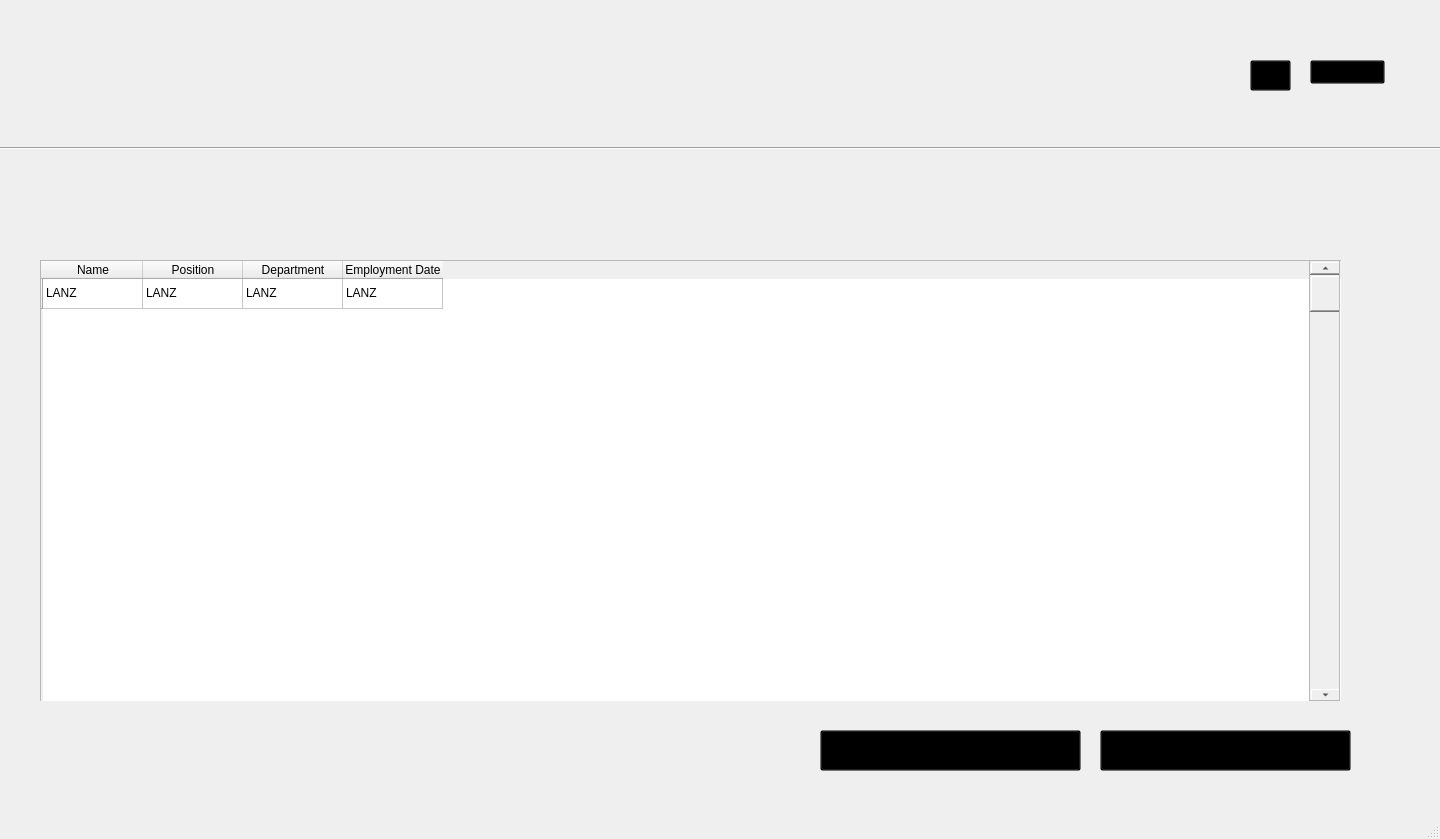
Qt form GUI/main_dashboard.ui (NickZuidema/SUHR-System) before a commit.
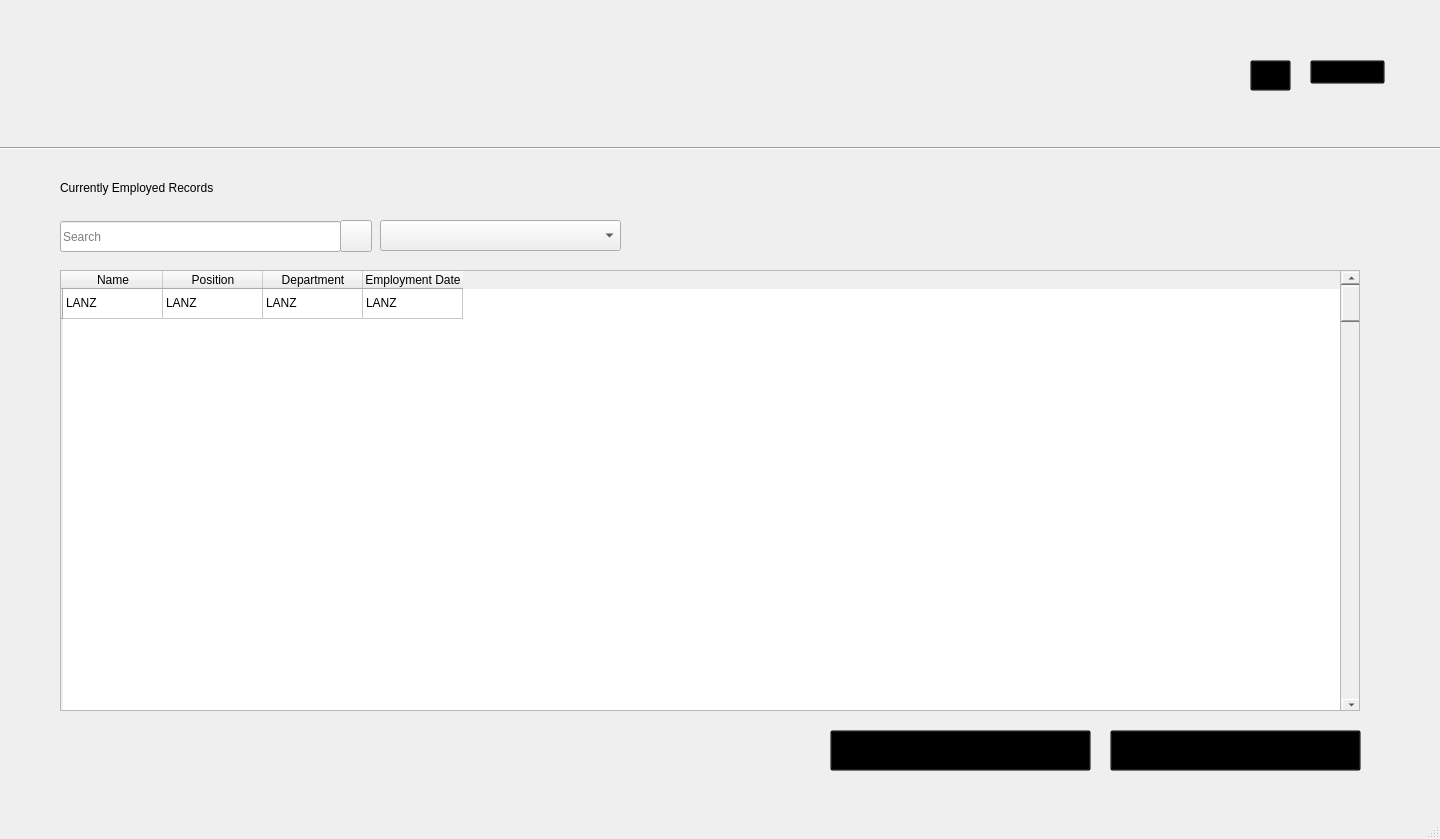
The same form after that commit. Icons and pictures are not drawn.

```diff
--- a/GUI/main_dashboard.ui
+++ b/GUI/main_dashboard.ui
@@ -161,7 +161,7 @@
    <widget class="QPushButton" name="pushButton_3">
     <property name="geometry">
      <rect>
-      <x>1100</x>
+      <x>1110</x>
       <y>730</y>
       <width>251</width>
       <height>41</height>
@@ -187,7 +187,7 @@
    <widget class="QPushButton" name="pushButton_4">
     <property name="geometry">
      <rect>
-      <x>820</x>
+      <x>830</x>
       <y>730</y>
       <width>261</width>
       <height>41</height>
@@ -213,7 +213,7 @@
    <widget class="QLabel" name="label_5">
     <property name="geometry">
      <rect>
-      <x>40</x>
+      <x>60</x>
       <y>180</y>
       <width>261</width>
       <height>16</height>
@@ -223,7 +223,7 @@
      <string notr="true">background-color: rgba(0, 0, 0, 0);</string>
     </property>
     <property name="text">
-     <string/>
+     <string>Currently Employed Records</string>
     </property>
     <property name="pixmap">
      <pixmap resource="images/resources.qrc">:/images/title2_header3.png</pixmap>
@@ -232,8 +232,8 @@
    <widget class="QWidget" name="widget" native="true">
     <property name="geometry">
      <rect>
-      <x>40</x>
-      <y>260</y>
+      <x>60</x>
+      <y>270</y>
       <width>1301</width>
       <height>441</height>
      </rect>
@@ -243,8 +243,8 @@
       <rect>
        <x>0</x>
        <y>0</y>
-       <width>1311</width>
-       <height>451</height>
+       <width>1281</width>
+       <height>441</height>
       </rect>
      </property>
      <row>
@@ -296,9 +296,9 @@
     <widget class="QScrollArea" name="scrollArea">
      <property name="geometry">
       <rect>
-       <x>1269</x>
+       <x>1280</x>
        <y>0</y>
-       <width>31</width>
+       <width>20</width>
        <height>441</height>
       </rect>
      </property>
@@ -310,7 +310,7 @@
        <rect>
         <x>0</x>
         <y>0</y>
-        <width>29</width>
+        <width>18</width>
         <height>439</height>
        </rect>
       </property>
@@ -319,7 +319,7 @@
         <rect>
          <x>0</x>
          <y>0</y>
-         <width>31</width>
+         <width>21</width>
          <height>441</height>
         </rect>
        </property>
@@ -333,6 +333,49 @@
      </widget>
     </widget>
    </widget>
+   <widget class="QLineEdit" name="lineEdit">
+    <property name="geometry">
+     <rect>
+      <x>60</x>
+      <y>221</y>
+      <width>281</width>
+      <height>31</height>
+     </rect>
+    </property>
+    <property name="placeholderText">
+     <string>Search</string>
+    </property>
+   </widget>
+   <widget class="QPushButton" name="pushButton_5">
+    <property name="geometry">
+     <rect>
+      <x>340</x>
+      <y>220</y>
+      <width>32</width>
+      <height>32</height>
+     </rect>
+    </property>
+    <property name="text">
+     <string/>
+    </property>
+    <property name="icon">
+     <iconset resource="images/resources.qrc">
+      <normaloff>:/images/search-icon.png</normaloff>:/images/search-icon.png</iconset>
+    </property>
+   </widget>
+   <widget class="QComboBox" name="comboBox">
+    <property name="geometry">
+     <rect>
+      <x>380</x>
+      <y>220</y>
+      <width>241</width>
+      <height>31</height>
+     </rect>
+    </property>
+    <property name="placeholderText">
+     <string>Choose a filter...</string>
+    </property>
+   </widget>
    <zorder>label_2</zorder>
    <zorder>label</zorder>
    <zorder>label_3</zorder>
```
Left out of the diff: 3 changed lines with no effect on the pictures.
